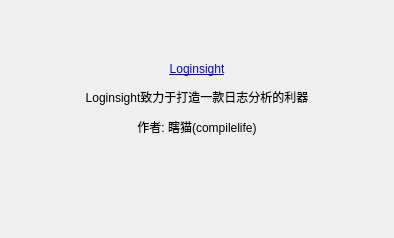
Old version of the form src/aboutdlg.ui in the repository compilelife/loginsight.
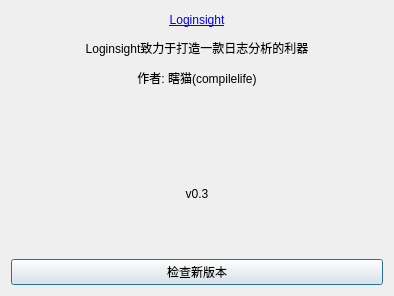
New version of the form. Icons and pictures are not drawn.

Commit message: 在关于对话框支持简单地查询新版本

```diff
--- a/src/aboutdlg.ui
+++ b/src/aboutdlg.ui
@@ -7,7 +7,7 @@
     <x>0</x>
     <y>0</y>
     <width>394</width>
-    <height>238</height>
+    <height>296</height>
    </rect>
   </property>
   <property name="windowTitle">
@@ -27,6 +27,23 @@
      </property>
     </widget>
    </item>
+   <item>
+    <widget class="QLabel" name="versionLabel">
+     <property name="text">
+      <string>v0.3</string>
+     </property>
+     <property name="alignment">
+      <set>Qt::AlignCenter</set>
+     </property>
+    </widget>
+   </item>
+   <item>
+    <widget class="QPushButton" name="updateButton">
+     <property name="text">
+      <string>检查新版本</string>
+     </property>
+    </widget>
+   </item>
   </layout>
  </widget>
  <resources/>
```
The commit also changes 4 other files.
